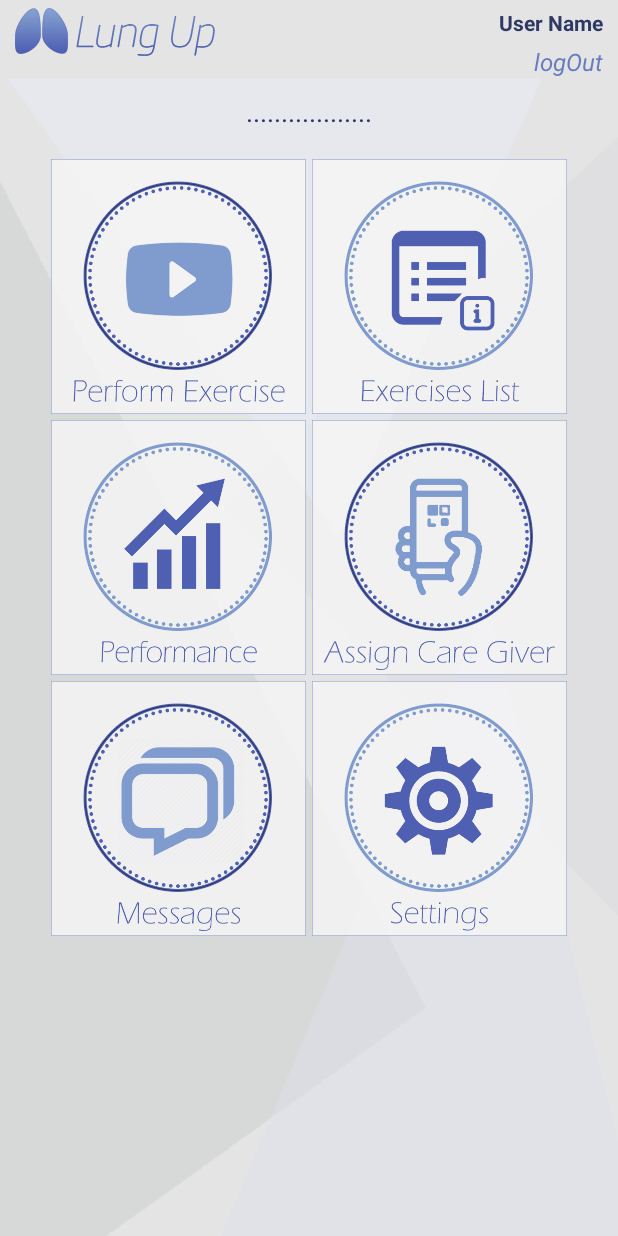
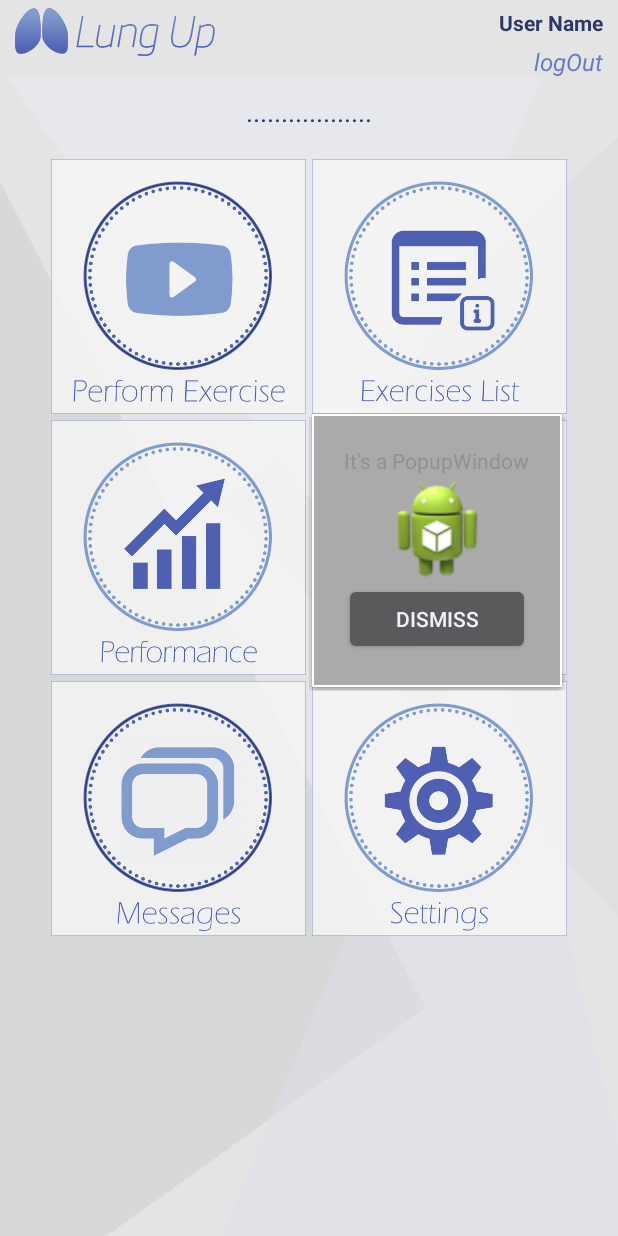
Before and after one commit to idany8/LungUpFinal, an Android app: the screen it shows after launch once a user with an empty profile is signed in (PatientMenuActivity), after a tap on an icon or button, on a phone screen of 412 x 824 dp. Run offline under Robolectric (Android 15) with nearby library versions, the phone set to English and light mode, and no system bars; our stand-ins replace Firebase (no records; nobody signed in at launch, a user with empty details on screens opened directly); libraries missing offline, so code that uses them is left out: com.journeyapps.barcodescanner; 5 statements that could not run were skipped.

Commit message:
qr assign users, patient menu is not complete

```diff
--- a/app/src/main/java/com/example/idan/lungupfinal/PatientMenuActivity.java
+++ b/app/src/main/java/com/example/idan/lungupfinal/PatientMenuActivity.java
@@ -1,11 +1,20 @@
 package com.example.idan.lungupfinal;
 
 import android.content.Intent;
+import android.graphics.Bitmap;
+import android.media.Image;
 import android.os.Bundle;
+import android.support.v7.app.ActionBar;
 import android.support.v7.app.AppCompatActivity;
 import android.util.Log;
+import android.view.Gravity;
+import android.view.LayoutInflater;
 import android.view.View;
+import android.widget.Button;
+import android.widget.ImageView;
+import android.widget.PopupWindow;
 import android.widget.TextView;
+import android.widget.Toast;
 
 import com.google.firebase.auth.FirebaseAuth;
 import com.google.firebase.database.DataSnapshot;
@@ -13,18 +22,25 @@ import com.google.firebase.database.DatabaseError;
 import com.google.firebase.database.DatabaseReference;
 import com.google.firebase.database.FirebaseDatabase;
 import com.google.firebase.database.ValueEventListener;
+import com.google.zxing.BarcodeFormat;
+import com.google.zxing.MultiFormatWriter;
+import com.google.zxing.WriterException;
+import com.google.zxing.common.BitMatrix;
+import com.journeyapps.barcodescanner.BarcodeEncoder;
 
 public class PatientMenuActivity extends AppCompatActivity {
     private FirebaseAuth mAuth;
     private DatabaseReference mDatabase;
     private TextView usr_name;
     private User current_user;
+    private ImageView img_popup_qr;
     @Override
     protected void onCreate(Bundle savedInstanceState) {
         super.onCreate(savedInstanceState);
         setContentView(R.layout.activity_patient_menu);
         mAuth = FirebaseAuth.getInstance();
         mDatabase = FirebaseDatabase.getInstance().getReference();
+       // img_popup_qr = (ImageView)findViewById(R.id.qr_popup_image);
         usr_name = (TextView)findViewById(R.id.user_name_tv);
         mDatabase.child("users").child(mAuth.getCurrentUser().getUid()).addListenerForSingleValueEvent(new ValueEventListener() {
             @Override
@@ -45,6 +61,7 @@ public class PatientMenuActivity extends AppCompatActivity {
 
     }
     private void initialPTmenu(){
+
         findViewById(R.id.button_logout).setOnClickListener(new View.OnClickListener() {
             public void onClick(View view) {
                 mAuth.signOut();
@@ -75,8 +92,47 @@ public class PatientMenuActivity extends AppCompatActivity {
             public void onClick(View view) {
 //                Intent intent = new Intent(PatientMenuActivity.this, CreateNewExerciseActivity.class);
 //                startActivity(intent);
-            }
-        });
+//                MultiFormatWriter multiFormatWriter = new MultiFormatWriter();
+//                try{
+//
+//                    BitMatrix bitMatrix = multiFormatWriter.encode("hello", BarcodeFormat.QR_CODE,200,200);
+//                    BarcodeEncoder barcodeEncoder = new BarcodeEncoder();
+//                    Bitmap bitmap = barcodeEncoder.createBitmap(bitMatrix);
+//                    img_popup_qr.setImageBitmap(bitmap);
+//                    Toast.makeText(PatientMenuActivity.this,"ok" ,
+//                            Toast.LENGTH_SHORT).show();
+//
+//                }
+//                catch (WriterException e){
+//                    e.printStackTrace();
+//                }
+
+
+                LayoutInflater layoutInflater
+                        = (LayoutInflater)getBaseContext()
+                        .getSystemService(LAYOUT_INFLATER_SERVICE);
+                View popupView = layoutInflater.inflate(R.layout.popup, null);
+
+                final PopupWindow popupWindow = new PopupWindow(
+                        popupView,
+                        ActionBar.LayoutParams.WRAP_CONTENT,
+                        ActionBar.LayoutParams.WRAP_CONTENT);
+
+                Button btnDismiss = (Button)popupView.findViewById(R.id.dismiss);
+                btnDismiss.setOnClickListener(new Button.OnClickListener(){
+                    @Override
+                    public void onClick(View v) {
+                        // TODO Auto-generated method stub
+                        popupWindow.dismiss();
+                    }});
+
+                popupWindow.showAsDropDown(findViewById(R.id.btn_exercises_list_ptm),0, 0);
+
+
+            }});
+
+
+
         findViewById(R.id.btn_messages_ptm).setOnClickListener(new View.OnClickListener() {
             public void onClick(View view) {
 //                Intent intent = new Intent(PatientMenuActivity.this, CreateNewExerciseActivity.class);
--- a/app/src/main/res/layout/activity_caregivers_menu.xml
+++ b/app/src/main/res/layout/activity_caregivers_menu.xml
@@ -67,7 +67,7 @@
                     android:layout_marginRight="2dp"/>
 
                 <ImageView
-                    android:id="@+id/btn_assign_ptn_cgmenu"
+                    android:id="@+id/btn_assign_qr_ptn_cgmenu"
                     android:layout_width="wrap_content"
                     android:layout_height="wrap_content"
                     android:src="@drawable/btn4_cgm"
--- a/app/src/main/res/layout/activity_create_new_patient.xml
+++ b/app/src/main/res/layout/activity_create_new_patient.xml
@@ -6,12 +6,14 @@
     android:layout_height="match_parent"
     android:background="@drawable/background_general"
     tools:context="com.example.idan.lungupfinal.CreateNewPatient">
+
     <LinearLayout
         android:layout_width="match_parent"
         android:layout_height="match_parent"
         android:gravity="center_horizontal"
         android:orientation="vertical"
-        >
+        android:layout_alignParentTop="true"
+        android:layout_alignParentStart="true">
 
         <include
             layout="@layout/view_header"/>
--- /dev/null
+++ b/app/src/main/res/layout/popup.xml
@@ -0,0 +1,37 @@
+<?xml version="1.0" encoding="utf-8"?>
+<LinearLayout xmlns:android="http://schemas.android.com/apk/res/android"
+    android:layout_width="fill_parent"
+    android:layout_height="fill_parent"
+    android:orientation="vertical"
+    android:background="@android:color/background_light">
+    <LinearLayout
+        android:layout_width="wrap_content"
+        android:layout_height="wrap_content"
+        android:orientation="vertical"
+        android:layout_margin="1dp"
+        android:background="@android:color/darker_gray">
+        >
+        <LinearLayout
+            android:layout_width="wrap_content"
+            android:layout_height="wrap_content"
+            android:orientation="vertical"
+            android:layout_margin="20dp">
+            <TextView
+                android:layout_width="fill_parent"
+                android:layout_height="wrap_content"
+                android:text="It's a PopupWindow" />
+
+            <ImageView
+                android:layout_width="fill_parent"
+                android:layout_height="wrap_content"
+                android:id="@+id/qr_popup_image"
+                android:src="@drawable/ic_launcher" />
+
+            <Button
+                android:id="@+id/dismiss"
+                android:layout_width="fill_parent"
+                android:layout_height="wrap_content"
+                android:text="Dismiss" />
+        </LinearLayout>
+    </LinearLayout>
+</LinearLayout>
```
Also changed, not shown: app/src/main/java/com/example/idan/lungupfinal/CaregiverMenuActivity.java (+96 -37 lines).
